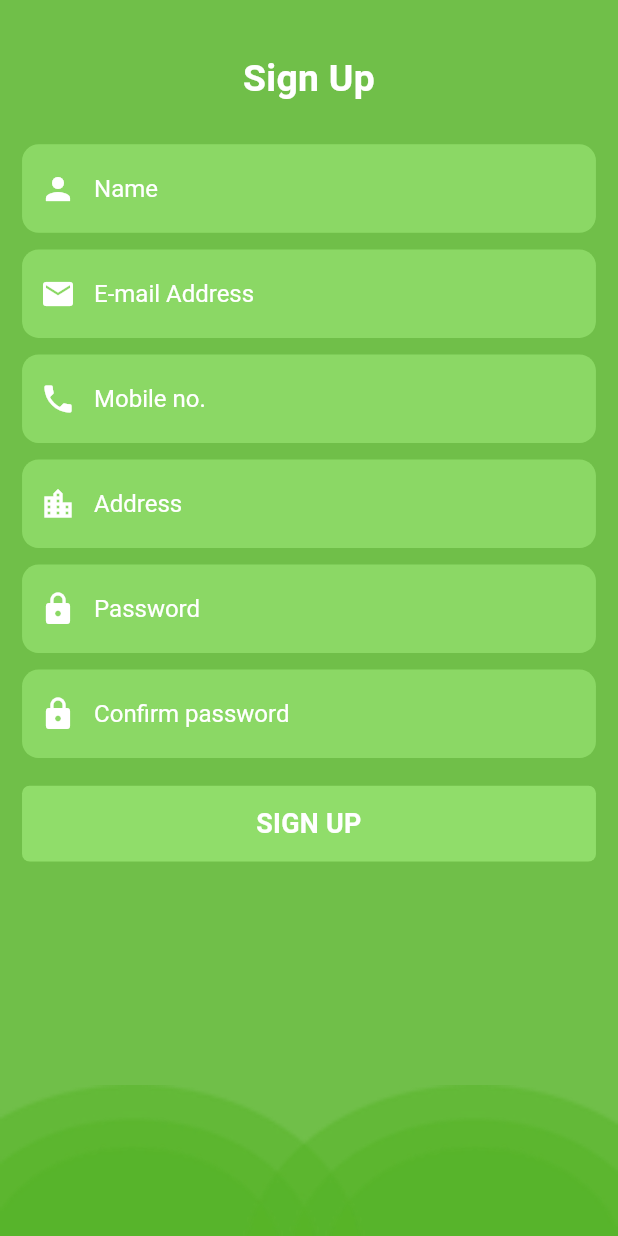
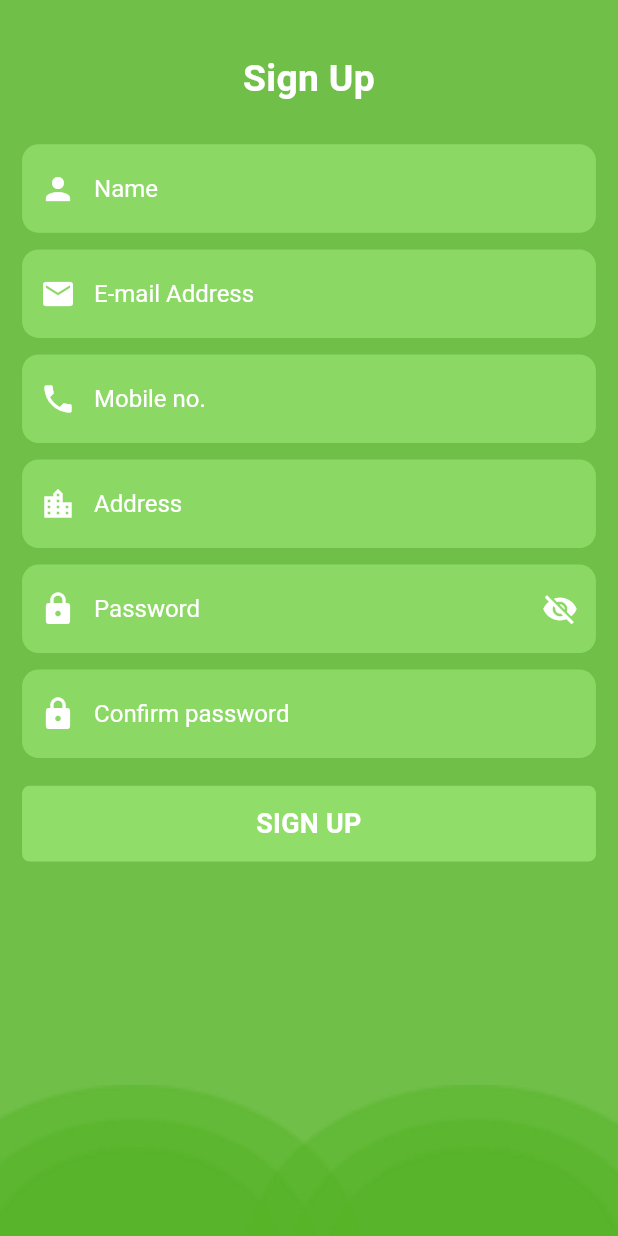
Before and after one commit to ShivD007/mechBazzar, a Flutter app: the SignUpView screen opened by its route, on a phone screen of 412 x 824 dp. Run offline on Flutter 3.47's test engine with Material 2 defaults, Android fonts, the phone set to English and light mode, and no system bars; our stand-ins replace cached_network_image, flutter_html, flutter_screenutil, flutter_svg, fluttertoast, get and 5 more; missing offline and left inert: connectivity_for_web, razorpay_flutter, wakelock_web; accounts and stored records are empty; network calls fail; Roboto replaces fonts that are missing (Mukta, OpenSansRegular).

Commit message:
minor fix

```diff
--- a/lib/core/custom_input.dart
+++ b/lib/core/custom_input.dart
@@ -110,7 +110,7 @@ class CustomInput extends StatelessWidget {
         hintStyle: hintStyle,
         counter: showCounter! ? null : Offstage(),
         filled: true,
-        fillColor: fillColor ?? (isReadOnly || !isEnable ? null : AppColors.COLOR_WHITE),
+        fillColor: fillColor ?? (isReadOnly || !isEnable ? null : AppColors.COLOR_GREY_200),
         suffix: suffix,
         isDense: isdense,
         suffixIcon: suffixIcon,
@@ -119,7 +119,7 @@ class CustomInput extends StatelessWidget {
           minWidth: 32.w,
         ),
         prefixIcon: prefixIcon,
-        prefixIconColor: AppColors.COLOR_WHITE,
+        prefixIconColor: AppColors.COLOR_GREEN,
         suffixText: !showCounterInside! ? null : '${controller!.text.length.toString()}/${maxLength.toString()}',
         labelText: labelTextFlag ? labelText : null,
         hoverColor: Colors.black12,
--- a/lib/modules/profile/controllers/signup_controller.dart
+++ b/lib/modules/profile/controllers/signup_controller.dart
@@ -13,15 +13,16 @@ class SignupController extends GetxController with HelperUI {
   late TextEditingController nameController;
   late TextEditingController phoneController;
   late TextEditingController addressController;
-  GlobalKey<FormState> formKey=GlobalKey<FormState>();
+  GlobalKey<FormState> formKey = GlobalKey<FormState>();
+  RxBool passwordVisible = false.obs;
 
   @override
   Future<void> onInit() async {
-    emailController=TextEditingController();
-    password=TextEditingController();
-    nameController=TextEditingController();
-    phoneController=TextEditingController();
-    addressController=TextEditingController();
+    emailController = TextEditingController();
+    password = TextEditingController();
+    nameController = TextEditingController();
+    phoneController = TextEditingController();
+    addressController = TextEditingController();
     super.onInit();
   }
 
@@ -37,20 +38,19 @@ class SignupController extends GetxController with HelperUI {
     nameController.dispose();
     phoneController.dispose();
     addressController.dispose();
-
   }
 
   Future<void> onSubmit() async {
-    if(!formKey.currentState!.validate()){
+    if (!formKey.currentState!.validate()) {
       return;
     }
 
-    Map<String,dynamic> _body={
-      "email":emailController.text,
-      "password":password.text,
-      "name":nameController.text,
-      "phone":phoneController.text,
-      "address":addressController.text
+    Map<String, dynamic> _body = {
+      "email": emailController.text,
+      "password": password.text,
+      "name": nameController.text,
+      "phone": phoneController.text,
+      "address": addressController.text
     };
     showLoadingDialog();
     try {
--- a/lib/modules/profile/views/forget_password_view.dart
+++ b/lib/modules/profile/views/forget_password_view.dart
@@ -54,7 +54,7 @@ class ForgetPasswordView extends GetView<ForgetPasswordController> {
                     hintStyle: TextStyle(color: AppColors.COLOR_WHITE),
                     fillColor: AppColors.COLOR_LIGHT_GREEN.withOpacity(0.5),
                     controller: controller.emailController,
-                    prefixIcon: Icon(Icons.email),
+                    prefixIcon: Icon(Icons.email, color: AppColors.COLOR_WHITE),
                     placeholder: "$email/$mobileNumber ",
                     keyboardType: TextInputType.emailAddress,
                     validator: (val) {
--- a/lib/modules/profile/views/signup_view.dart
+++ b/lib/modules/profile/views/signup_view.dart
@@ -47,7 +47,7 @@ class SignUpView extends GetView<SignupController> {
                     hintStyle: TextStyle(color: AppColors.COLOR_WHITE),
                     fillColor: AppColors.COLOR_LIGHT_GREEN.withOpacity(0.5),
                     controller: controller.nameController,
-                    prefixIcon: Icon(Icons.person),
+                    prefixIcon: Icon(Icons.person, color: AppColors.COLOR_WHITE),
                     placeholder: name,
                     inputFormatters: [FilteringTextInputFormatter.allow(RegExp('[a-zA-Z]'))],
                     validator: (val) {
@@ -64,7 +64,7 @@ class SignUpView extends GetView<SignupController> {
                     fillColor: AppColors.COLOR_LIGHT_GREEN.withOpacity(0.5),
                     controller: controller.emailController,
                     keyboardType: TextInputType.emailAddress,
-                    prefixIcon: Icon(Icons.email),
+                    prefixIcon: Icon(Icons.email, color: AppColors.COLOR_WHITE),
                     placeholder: email,
                     validator: (val) {
                       if (val!.isEmpty) {
@@ -78,7 +78,7 @@ class SignUpView extends GetView<SignupController> {
                     textStyle: TextStyle(color: AppColors.COLOR_WHITE),
                     hintStyle: TextStyle(color: AppColors.COLOR_WHITE),
                     fillColor: AppColors.COLOR_LIGHT_GREEN.withOpacity(0.5),
-                    prefixIcon: Icon(Icons.phone),
+                    prefixIcon: Icon(Icons.phone, color: AppColors.COLOR_WHITE),
                     placeholder: mobileNumber,
                     maxLength: 10,
                     controller: controller.phoneController,
@@ -96,7 +96,7 @@ class SignUpView extends GetView<SignupController> {
                     textStyle: TextStyle(color: AppColors.COLOR_WHITE),
                     hintStyle: TextStyle(color: AppColors.COLOR_WHITE),
                     fillColor: AppColors.COLOR_LIGHT_GREEN.withOpacity(0.5),
-                    prefixIcon: Icon(Icons.location_city),
+                    prefixIcon: Icon(Icons.location_city, color: AppColors.COLOR_WHITE),
                     placeholder: address,
                     minLine: 1,
                     maxLines: 4,
@@ -110,13 +110,23 @@ class SignUpView extends GetView<SignupController> {
                     controller: controller.addressController,
                   ),
                   CustomSpacers.height12,
-                  CustomInput(
+                  Obx(
+                    () => CustomInput(
                       textStyle: TextStyle(color: AppColors.COLOR_WHITE),
                       hintStyle: TextStyle(color: AppColors.COLOR_WHITE),
                       fillColor: AppColors.COLOR_LIGHT_GREEN.withOpacity(0.5),
                       controller: controller.password,
-                    prefixIcon: Icon(Icons.lock),
-                    isObscure: true,
+                      prefixIcon: Icon(Icons.lock, color: AppColors.COLOR_WHITE),
+                      isObscure: !controller.passwordVisible.value,
+                      suffixIcon: IconButton(
+                          icon: Icon(
+                            controller.passwordVisible.value ? Icons.visibility : Icons.visibility_off,
+                            color: AppColors.COLOR_WHITE,
+                          ),
+                          onPressed: () {
+                            // Update the state i.e. toogle the state of passwordVisible variable
+                            controller.passwordVisible.value = !controller.passwordVisible.value;
+                          }),
                       placeholder: password,
                       validator: (val) {
                         if (val!.isEmpty) {
@@ -125,12 +135,13 @@ class SignUpView extends GetView<SignupController> {
                         return null;
                       },
                     ),
+                  ),
                   CustomSpacers.height12,
                   CustomInput(
                     textStyle: TextStyle(color: AppColors.COLOR_WHITE),
                     hintStyle: TextStyle(color: AppColors.COLOR_WHITE),
                     fillColor: AppColors.COLOR_LIGHT_GREEN.withOpacity(0.5),
-                    prefixIcon: Icon(Icons.lock),
+                    prefixIcon: Icon(Icons.lock, color: AppColors.COLOR_WHITE),
                     isObscure: true,
                     placeholder: confirmPassword,
                     validator: (val) {
```
Also changed, not shown: lib/modules/place_order/views/place_order_view.dart (+10 -15 lines), lib/modules/profile/controllers/login_controller.dart (+4 -7 lines), lib/modules/profile/views/login_view.dart (+13 -2 lines), lib/modules/profile/views/profile_view.dart (+3 -5 lines), 1 other file. Lines whose indentation alone changed are shown as unchanged.
